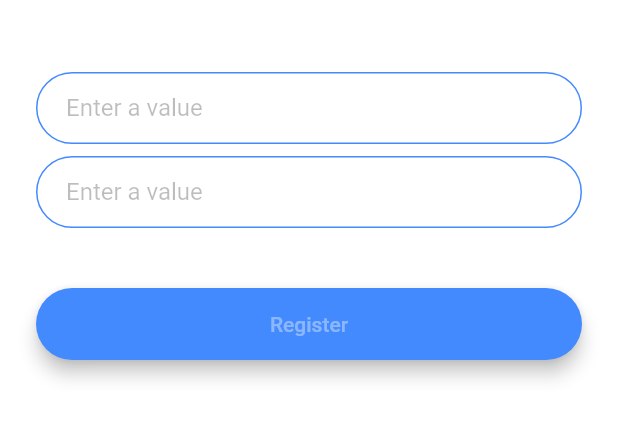
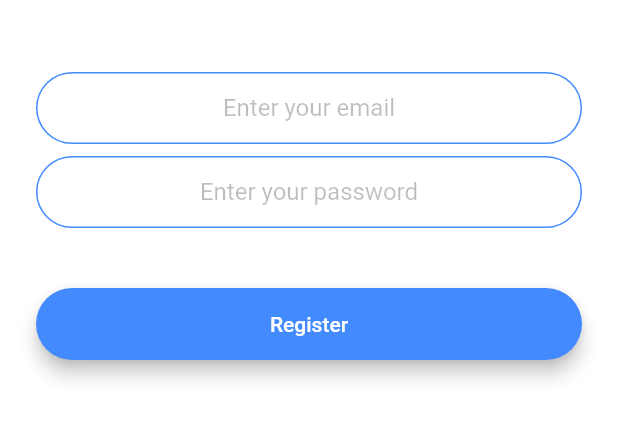
Before and after one commit to zainahmed0597/flutter_chat_app, a Flutter app: the screen it shows after launch, after a tap on "Register", on a phone screen of 412 x 824 dp, the part 576-1018 px from its top. Run offline on Flutter 3.47's test engine with Material 2 defaults, Android fonts, the phone set to English and light mode, and no system bars; our stand-ins replace animated_text_kit, firebase_auth; accounts and stored records are empty.

```diff
--- a/lib/compinents/rounded_button.dart
+++ b/lib/compinents/rounded_button.dart
@@ -20,7 +20,7 @@ class RoundedButton extends StatelessWidget {
           minWidth: 200.0,
           height: 42.0,
           child: Text(
-            title,
+            title,style: TextStyle(color: Colors.white),
           ),
         ),
       ),
--- a/lib/main.dart
+++ b/lib/main.dart
@@ -10,11 +10,11 @@ class FlashChat extends StatelessWidget {
   @override
   Widget build(BuildContext context) {
     return MaterialApp(debugShowCheckedModeBanner: false,
-      theme: ThemeData.dark().copyWith(
-        textTheme: TextTheme(
-          body1: TextStyle(color: Colors.black54),
-        ),
-      ),
+      // theme: ThemeData.dark().copyWith(
+      //   textTheme: TextTheme(
+      //     body1: TextStyle(color: Colors.black54),
+      //   ),
+      // ),
       initialRoute: WelcomeScreen.id,
       routes: {
         WelcomeScreen.id:(context)=> WelcomeScreen(),
--- a/lib/screens/login_screen.dart
+++ b/lib/screens/login_screen.dart
@@ -32,6 +32,8 @@ class _LoginScreenState extends State<LoginScreen> {
               height: 48.0,
             ),
             TextField(
+              keyboardType: TextInputType.emailAddress,
+              textAlign: TextAlign.center,
               onChanged: (value) {
                 //Do something with the user input.
               },
@@ -41,6 +43,8 @@ class _LoginScreenState extends State<LoginScreen> {
               height: 8.0,
             ),
             TextField(
+              obscureText: true,
+              textAlign: TextAlign.center,
               onChanged: (value) {
                 //Do something with the user input.
               },
--- a/lib/screens/registration_screen.dart
+++ b/lib/screens/registration_screen.dart
@@ -1,5 +1,6 @@
 import 'package:flutter/material.dart';
 import 'package:flutter_chat_app/compinents/rounded_button.dart';
+import 'package:firebase_auth/firebase_auth.dart';
 
 import '../constants.dart';
 
@@ -11,6 +12,10 @@ class RegistrationScreen extends StatefulWidget {
 }
 
 class _RegistrationScreenState extends State<RegistrationScreen> {
+  final _auth = FirebaseAuth.instance;
+  String email;
+  String password;
+
   @override
   Widget build(BuildContext context) {
     return Scaffold(
@@ -32,21 +37,25 @@ class _RegistrationScreenState extends State<RegistrationScreen> {
               height: 48.0,
             ),
             TextField(
-              style: TextStyle(color: Colors.black87),
+              keyboardType: TextInputType.emailAddress,
+              textAlign: TextAlign.center,
               onChanged: (value) {
-                //Do something with the user input.
+                email = value;
               },
-              decoration: kTextFieldDecoration,
+              decoration:
+              kTextFieldDecoration.copyWith(hintText: 'Enter your email'),
             ),
             SizedBox(
               height: 8.0,
             ),
             TextField(
-              style: TextStyle(color: Colors.black87),
+              obscureText: true,
+              textAlign: TextAlign.center,
               onChanged: (value) {
-                //Do something with the user input.
+                password = value;
               },
-              decoration: kTextFieldDecoration,
+              decoration: kTextFieldDecoration.copyWith(
+                  hintText: 'Enter your password'),
             ),
             SizedBox(
               height: 24.0,
@@ -54,7 +63,14 @@ class _RegistrationScreenState extends State<RegistrationScreen> {
             RoundedButton(
               colors: Colors.blueAccent,
               title: 'Register',
-              onPressed: null,
+              onPressed: () async {
+                try {
+                  final newUser = await _auth.createUserWithEmailAndPassword(
+                      email: email, password: password);
+                } catch (e) {
+                  print(e);
+                };
+              },
             ),
           ],
         ),
--- a/lib/screens/welcome_screen.dart
+++ b/lib/screens/welcome_screen.dart
@@ -32,7 +32,7 @@ class _WelcomeScreenState extends State<WelcomeScreen>
 
     controller.addListener(() {
       setState(() {});
-      print(animation.value);
+      // print(animation.value);
     });
   }
 
--- a/pubspec.yaml
+++ b/pubspec.yaml
@@ -12,6 +12,9 @@ dependencies:
 
   cupertino_icons: ^0.1.2
   animated_text_kit: ^3.1.0
+  firebase_core: ^0.5.3
+  firebase_auth: ^0.18.4+1
+  cloud_firestore: ^0.14.4
 
 dev_dependencies:
   flutter_test:
```
Also changed, not shown: pubspec.lock, 6 other files.
